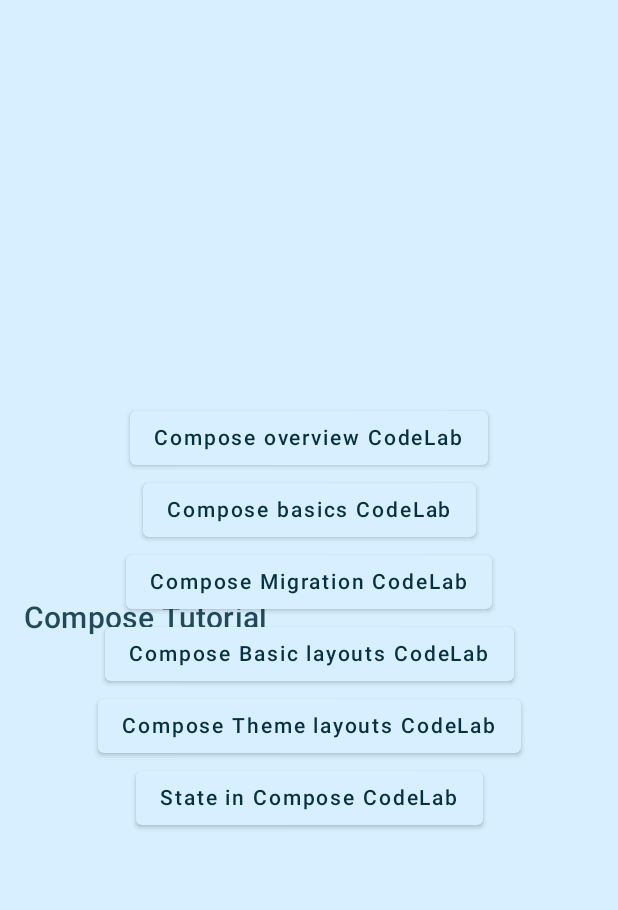
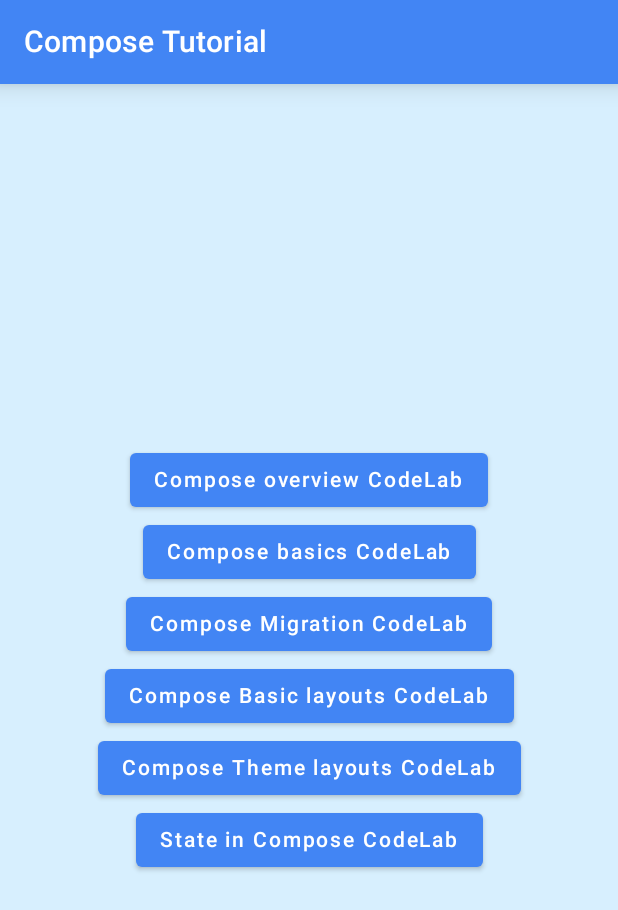
Before and after one commit to nikitha2/ComposeTutorial, an Android app built with Jetpack Compose: the screen it shows after launch (MainActivity), on a phone screen of 412 x 824 dp. Shown: the top 910 px of the screen. Run offline under Robolectric (Android 15) with nearby library versions, the phone set to English and light mode, and no system bars; libraries missing offline, so code that uses them is left out: com.facebook.drawee, com.facebook.imagepipeline.

Commit message:
ComposeState codelab

```diff
--- a/app/src/main/java/com/example/composetutorial/BaseActivity.kt
+++ b/app/src/main/java/com/example/composetutorial/BaseActivity.kt
@@ -20,7 +20,7 @@ open class BaseActivity : ComponentActivity() {
     }
 
     @Composable
-    fun SetToolbar(title:String) {
-        TopAppBar({ Text(text = title) })
+    fun SetToolbar(title: String) {
+        TopAppBar(title = { Text(text = title) })
     }
 }
--- a/app/src/main/java/com/example/composetutorial/MainActivity.kt
+++ b/app/src/main/java/com/example/composetutorial/MainActivity.kt
@@ -5,7 +5,9 @@ import android.content.res.Configuration
 import android.os.Bundle
 import androidx.activity.compose.setContent
 import androidx.compose.foundation.layout.Arrangement
+import androidx.compose.foundation.layout.Column
 import androidx.compose.foundation.layout.fillMaxSize
+import androidx.compose.foundation.layout.padding
 import androidx.compose.foundation.lazy.LazyColumn
 import androidx.compose.foundation.lazy.items
 import androidx.compose.material.*
@@ -13,8 +15,10 @@ import androidx.compose.runtime.Composable
 import androidx.compose.ui.Alignment
 import androidx.compose.ui.Modifier
 import androidx.compose.ui.platform.LocalContext
+import androidx.compose.ui.res.colorResource
 import androidx.compose.ui.res.stringResource
 import androidx.compose.ui.tooling.preview.Preview
+import androidx.compose.ui.unit.dp
 import com.example.composetutorial.ui.theme.ComposeTutorialTheme
 
 class MainActivity : BaseActivity() {
@@ -26,8 +30,28 @@ class MainActivity : BaseActivity() {
                 Surface(
                     modifier = Modifier.fillMaxSize(),
                     color = MaterialTheme.colors.primary
-                ){
-                    SetButtons(SampleData.buttons)
+                ) {
+                    Scaffold(
+                        backgroundColor = MaterialTheme.colors.primary,
+                        topBar = {
+                            TopAppBar(
+                                title = {
+                                    Text(text = stringResource(R.string.mainLabel))
+                                },
+                                backgroundColor = MaterialTheme.colors.surface,
+                                elevation = 10.dp
+                            )
+                        },
+                        content = {
+                            Column(
+                                modifier = Modifier.padding(it),
+                                verticalArrangement = Arrangement.Center,
+                                horizontalAlignment = Alignment.CenterHorizontally
+                            ) {
+                                SetButtons(SampleData.buttons)
+                            }
+                        }
+                    )
                 }
             }
         }
@@ -37,7 +61,6 @@ class MainActivity : BaseActivity() {
 
     @Composable
     private fun SetButtons(buttons: List<Button>) {
-        SetToolbar(stringResource(R.string.mainLabel))
         context = LocalContext.current
         LazyColumn(
             modifier = Modifier.fillMaxSize(),
@@ -45,23 +68,56 @@ class MainActivity : BaseActivity() {
             horizontalAlignment = Alignment.CenterHorizontally,
         ) {
             items(buttons) { button ->
-                Button(onClick = {
-                    openActivity(button.screenToOpen)
-                }) {
+                Button(
+                    onClick = {
+                        openActivity(button.screenToOpen)
+                    },
+                    colors = ButtonDefaults.buttonColors(backgroundColor = MaterialTheme.colors.surface)
+                ) {
                     Text(text = button.text)
                 }
+            }
         }
-    }
     }
 
     private fun openActivity(screenToOpen: String) {
         when (screenToOpen) {
-            "ComposeOverviewTutorialActivity" -> context?.startActivity(Intent(context, ChatActivity::class.java))
-            "ComposeBasicsActivity" -> context?.startActivity(Intent(context, ComposeBasicsActivity::class.java))
-            "ComposeMigrateActivity" -> context?.startActivity(Intent(context, ComposeMigrateActivity::class.java))
-            "ComposeBasicLayoutsActivity" -> context?.startActivity(Intent(context, ComposeBasicLayoutsActivity::class.java))
-            "ComposeThemeLayoutsActivity" -> context?.startActivity(Intent(context, ComposeThemeLayoutsActivity::class.java))
-            "ComposeStateActivity" -> context?.startActivity(Intent(context, ComposeStateActivity::class.java))
+            "ComposeOverviewTutorialActivity" -> context?.startActivity(
+                Intent(
+                    context,
+                    ChatActivity::class.java
+                )
+            )
+            "ComposeBasicsActivity" -> context?.startActivity(
+                Intent(
+                    context,
+                    ComposeBasicsActivity::class.java
+                )
+            )
+            "ComposeMigrateActivity" -> context?.startActivity(
+                Intent(
+                    context,
+                    ComposeMigrateActivity::class.java
+                )
+            )
+            "ComposeBasicLayoutsActivity" -> context?.startActivity(
+                Intent(
+                    context,
+                    ComposeBasicLayoutsActivity::class.java
+                )
+            )
+            "ComposeThemeLayoutsActivity" -> context?.startActivity(
+                Intent(
+                    context,
+                    ComposeThemeLayoutsActivity::class.java
+                )
+            )
+            "ComposeStateActivity" -> context?.startActivity(
+                Intent(
+                    context,
+                    ComposeStateActivity::class.java
+                )
+            )
 
             else -> context?.startActivity(Intent(context, ChatActivity::class.java))
         }
```
